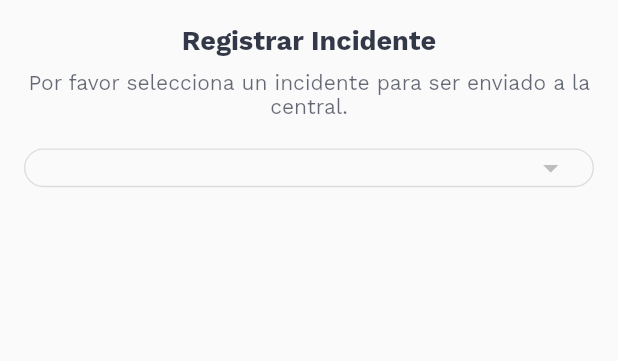
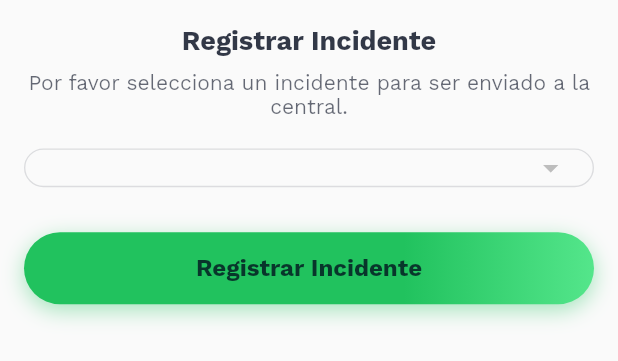
Before and after one commit to ehbarrionuevo/flutter_codigo2_alertapp, a Flutter app: the RegisterIncidentModal widget shown alone on an empty page, opened directly with empty values, on a phone screen of 412 x 824 dp. Shown: the top 361 px of the screen. Run offline on Flutter 3.47's test engine with Material 2 defaults, Android fonts, the phone set to English and light mode, and no system bars; our stand-ins replace google_fonts; network calls fail; statements that could not run were skipped.

Commit message:
Incident Page 3.6

```diff
--- a/lib/ui/pages/modals/register_incident_modal.dart
+++ b/lib/ui/pages/modals/register_incident_modal.dart
@@ -1,5 +1,6 @@
 import 'package:codigo2_alerta/models/incident_type_model.dart';
 import 'package:codigo2_alerta/ui/general/colors.dart';
+import 'package:codigo2_alerta/ui/widgets/button_custom_widget.dart';
 import 'package:codigo2_alerta/ui/widgets/general_widget.dart';
 import 'package:flutter/material.dart';
 
@@ -15,8 +16,8 @@ class RegisterIncidentModal extends StatefulWidget {
 }
 
 class _RegisterIncidentModalState extends State<RegisterIncidentModal> {
+  int incidentValue = 0;
 
-  int incidentValue = 0;
   @override
   void initState() {
     // TODO: implement initState
@@ -76,12 +77,15 @@ class _RegisterIncidentModalState extends State<RegisterIncidentModal> {
                     .toList(),
                 onChanged: (int? value) {
                   incidentValue = value!;
-                  setState(() {
-
-                  });
+                  setState(() {});
                 },
               ),
             ),
+          ),
+          spacing30,
+          ButtonCustomWidget(
+            text: "Registrar Incidente",
+            onTap: (){},
           ),
         ],
       ),
--- /dev/null
+++ b/lib/ui/widgets/button_custom_widget.dart
@@ -0,0 +1,52 @@
+import 'package:codigo2_alerta/ui/general/colors.dart';
+import 'package:flutter/material.dart';
+
+class ButtonCustomWidget extends StatelessWidget {
+  String text;
+  Function onTap;
+
+  ButtonCustomWidget({
+    required this.text,
+    required this.onTap,
+  });
+
+  @override
+  Widget build(BuildContext context) {
+    return InkWell(
+      onTap: () {
+        onTap();
+      },
+      child: Container(
+        width: double.infinity,
+        height: 48.0,
+        alignment: Alignment.center,
+        decoration: BoxDecoration(
+          borderRadius: BorderRadius.circular(30.0),
+          boxShadow: [
+            BoxShadow(
+              blurRadius: 12,
+              offset: const Offset(0, 4),
+              color: kBrandPrimaryColor.withOpacity(0.4),
+            ),
+          ],
+          gradient: LinearGradient(
+            colors: [
+              kBrandPrimaryColor,
+              kBrandPrimaryColor,
+              kBrandPrimaryColor,
+              kBrandSecondaryColor,
+            ],
+          ),
+        ),
+        child: Text(
+          text,
+          style: TextStyle(
+            color: kFontPrimaryColor.withOpacity(0.75),
+            fontWeight: FontWeight.bold,
+            fontSize: 16.0,
+          ),
+        ),
+      ),
+    );
+  }
+}
```
Also changed, not shown: lib/ui/pages/login_page.dart (+4 -33 lines).
